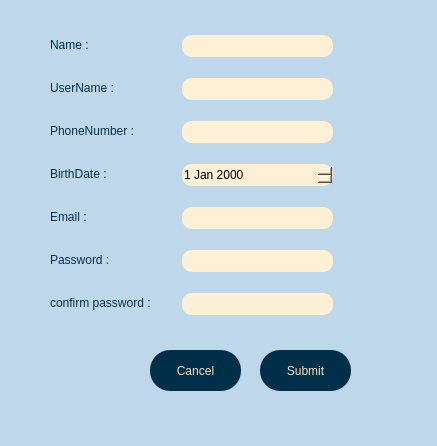
First picture: the form in client/siginup.ui, repository AP-projects-4001/jan-ghahve, before the edit.
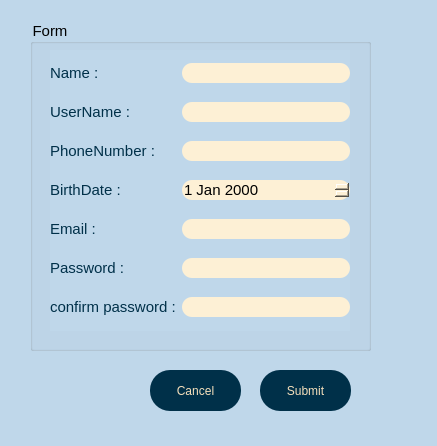
Second picture: the form after the edit.

```diff
--- a/client/siginup.ui
+++ b/client/siginup.ui
@@ -21,7 +21,7 @@
    <property name="geometry">
     <rect>
      <x>150</x>
-     <y>350</y>
+     <y>370</y>
      <width>91</width>
      <height>41</height>
     </rect>
@@ -39,7 +39,7 @@
    <property name="geometry">
     <rect>
      <x>260</x>
-     <y>350</y>
+     <y>370</y>
      <width>91</width>
      <height>41</height>
     </rect>
@@ -53,75 +53,106 @@
     <string>Submit</string>
    </property>
   </widget>
-  <widget class="QLineEdit" name="led_name">
+  <widget class="QGroupBox" name="groupBox">
    <property name="geometry">
     <rect>
-     <x>182</x>
-     <y>78</y>
-     <width>151</width>
-     <height>22</height>
+     <x>30</x>
+     <y>20</y>
+     <width>341</width>
+     <height>331</height>
     </rect>
    </property>
+   <property name="styleSheet">
+    <string notr="true">font:15px;
+border-color : rgb(98, 98, 98);</string>
+   </property>
+   <property name="title">
+    <string>Form</string>
+   </property>
+   <widget class="QWidget" name="">
+    <property name="geometry">
+     <rect>
+      <x>20</x>
+      <y>30</y>
+      <width>300</width>
+      <height>281</height>
+     </rect>
+    </property>
+    <layout class="QGridLayout" name="gridLayout">
+     <item row="6" column="0">
+      <widget class="QLabel" name="label_7">
+       <property name="styleSheet">
+        <string notr="true">color:rgb(0, 48, 73);</string>
+       </property>
+       <property name="text">
+        <string>confirm password :</string>
+       </property>
+      </widget>
+     </item>
+     <item row="4" column="0">
+      <widget class="QLabel" name="label_4">
+       <property name="styleSheet">
+        <string notr="true">color:rgb(0, 48, 73);</string>
+       </property>
+       <property name="text">
+        <string>Email :</string>
+       </property>
+      </widget>
+     </item>
+     <item row="6" column="1">
+      <widget class="QLineEdit" name="conf_pass">
    <property name="styleSheet">
     <string notr="true">background-color:rgb(253, 240, 213);
 border-radius: 10%;</string>
    </property>
   </widget>
-  <widget class="QLabel" name="label">
-   <property name="geometry">
-    <rect>
-     <x>50</x>
-     <y>35</y>
-     <width>47</width>
-     <height>20</height>
-    </rect>
-   </property>
+     </item>
+     <item row="5" column="0">
+      <widget class="QLabel" name="label_5">
    <property name="styleSheet">
     <string notr="true">color:rgb(0, 48, 73);</string>
    </property>
    <property name="text">
-    <string>Name :</string>
-   </property>
-  </widget>
+        <string>Password :</string>
+       </property>
+      </widget>
+     </item>
+     <item row="0" column="1">
   <widget class="QLineEdit" name="lineEdit">
-   <property name="geometry">
-    <rect>
-     <x>182</x>
-     <y>35</y>
-     <width>151</width>
-     <height>22</height>
-    </rect>
-   </property>
    <property name="styleSheet">
     <string notr="true">background-color:rgb(253, 240, 213);
 border-radius: 10%;</string>
    </property>
   </widget>
-  <widget class="QLabel" name="label_6">
-   <property name="geometry">
-    <rect>
-     <x>50</x>
-     <y>78</y>
-     <width>76</width>
-     <height>20</height>
-    </rect>
-   </property>
+     </item>
+     <item row="3" column="0">
+      <widget class="QLabel" name="label_3">
    <property name="styleSheet">
     <string notr="true">color:rgb(0, 48, 73);</string>
    </property>
    <property name="text">
-    <string>UserName :</string>
-   </property>
-  </widget>
+        <string>BirthDate :</string>
+       </property>
+      </widget>
+     </item>
+     <item row="4" column="1">
+      <widget class="QLineEdit" name="led_email">
+       <property name="styleSheet">
+        <string notr="true">background-color:rgb(253, 240, 213);
+border-radius: 10%;</string>
+       </property>
+      </widget>
+     </item>
+     <item row="1" column="1">
+      <widget class="QLineEdit" name="led_name">
+       <property name="styleSheet">
+        <string notr="true">background-color:rgb(253, 240, 213);
+border-radius: 10%;</string>
+       </property>
+      </widget>
+     </item>
+     <item row="2" column="0">
   <widget class="QLabel" name="label_2">
-   <property name="geometry">
-    <rect>
-     <x>50</x>
-     <y>121</y>
-     <width>102</width>
-     <height>20</height>
-    </rect>
-   </property>
    <property name="styleSheet">
     <string notr="true">color:rgb(0, 48, 73);</string>
    </property>
@@ -129,29 +160,17 @@
     <string>PhoneNumber :</string>
    </property>
   </widget>
+     </item>
+     <item row="2" column="1">
   <widget class="QLineEdit" name="led_phonenumb">
-   <property name="geometry">
-    <rect>
-     <x>182</x>
-     <y>121</y>
-     <width>151</width>
-     <height>22</height>
-    </rect>
-   </property>
    <property name="styleSheet">
     <string notr="true">background-color:rgb(253, 240, 213);
 border-radius: 10%;</string>
    </property>
   </widget>
+     </item>
+     <item row="3" column="1">
   <widget class="QDateEdit" name="dateEdit">
-   <property name="geometry">
-    <rect>
-     <x>182</x>
-     <y>164</y>
-     <width>151</width>
-     <height>22</height>
-    </rect>
-   </property>
    <property name="styleSheet">
     <string notr="true">background-color:rgb(253, 240, 213);
 border-radius: 10%;</string>
@@ -160,111 +179,37 @@
     <enum>QAbstractSpinBox::UpDownArrows</enum>
    </property>
   </widget>
-  <widget class="QLabel" name="label_3">
-   <property name="geometry">
-    <rect>
-     <x>50</x>
-     <y>164</y>
-     <width>70</width>
-     <height>20</height>
-    </rect>
-   </property>
-   <property name="styleSheet">
-    <string notr="true">color:rgb(0, 48, 73);</string>
-   </property>
-   <property name="text">
-    <string>BirthDate :</string>
-   </property>
-  </widget>
-  <widget class="QLineEdit" name="led_email">
-   <property name="geometry">
-    <rect>
-     <x>182</x>
-     <y>207</y>
-     <width>151</width>
-     <height>22</height>
-    </rect>
-   </property>
-   <property name="styleSheet">
-    <string notr="true">background-color:rgb(253, 240, 213);
-border-radius: 10%;</string>
-   </property>
-  </widget>
-  <widget class="QLabel" name="label_4">
-   <property name="geometry">
-    <rect>
-     <x>50</x>
-     <y>207</y>
-     <width>44</width>
-     <height>20</height>
-    </rect>
-   </property>
-   <property name="styleSheet">
-    <string notr="true">color:rgb(0, 48, 73);</string>
-   </property>
-   <property name="text">
-    <string>Email :</string>
-   </property>
-  </widget>
-  <widget class="QLabel" name="label_5">
-   <property name="geometry">
-    <rect>
-     <x>50</x>
-     <y>250</y>
-     <width>68</width>
-     <height>20</height>
-    </rect>
-   </property>
-   <property name="styleSheet">
-    <string notr="true">color:rgb(0, 48, 73);</string>
-   </property>
-   <property name="text">
-    <string>Password :</string>
-   </property>
-  </widget>
+     </item>
+     <item row="5" column="1">
   <widget class="QLineEdit" name="led_pass">
-   <property name="geometry">
-    <rect>
-     <x>182</x>
-     <y>250</y>
-     <width>151</width>
-     <height>22</height>
-    </rect>
-   </property>
    <property name="styleSheet">
     <string notr="true">background-color:rgb(253, 240, 213);
 border-radius: 10%;</string>
    </property>
   </widget>
-  <widget class="QLabel" name="label_7">
-   <property name="geometry">
-    <rect>
-     <x>50</x>
-     <y>293</y>
-     <width>125</width>
-     <height>20</height>
-    </rect>
-   </property>
+     </item>
+     <item row="1" column="0">
+      <widget class="QLabel" name="label_6">
    <property name="styleSheet">
     <string notr="true">color:rgb(0, 48, 73);</string>
    </property>
    <property name="text">
-    <string>confirm password :</string>
-   </property>
-  </widget>
-  <widget class="QLineEdit" name="conf_pass">
-   <property name="geometry">
-    <rect>
-     <x>182</x>
-     <y>293</y>
-     <width>151</width>
-     <height>22</height>
-    </rect>
-   </property>
+        <string>UserName :</string>
+       </property>
+      </widget>
+     </item>
+     <item row="0" column="0">
+      <widget class="QLabel" name="label">
    <property name="styleSheet">
-    <string notr="true">background-color:rgb(253, 240, 213);
-border-radius: 10%;</string>
-   </property>
+        <string notr="true">color:rgb(0, 48, 73);</string>
+       </property>
+       <property name="text">
+        <string>Name :</string>
+       </property>
+      </widget>
+     </item>
+    </layout>
+   </widget>
   </widget>
  </widget>
  <resources/>
```
Lines whose indentation alone changed are shown as unchanged.
